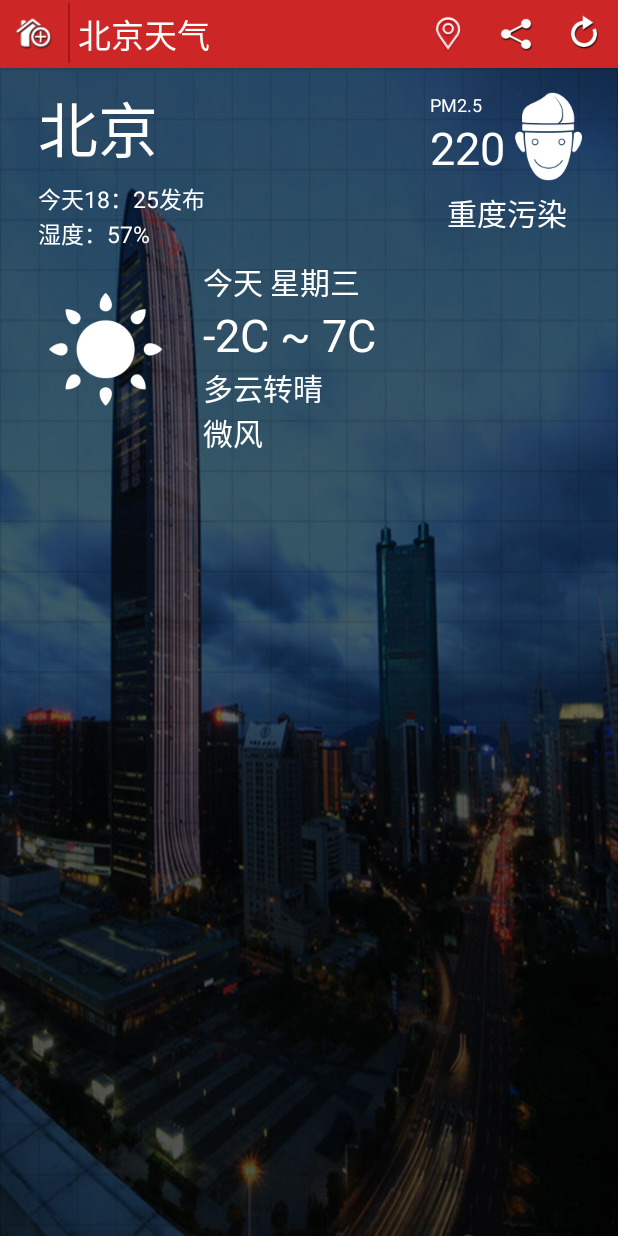
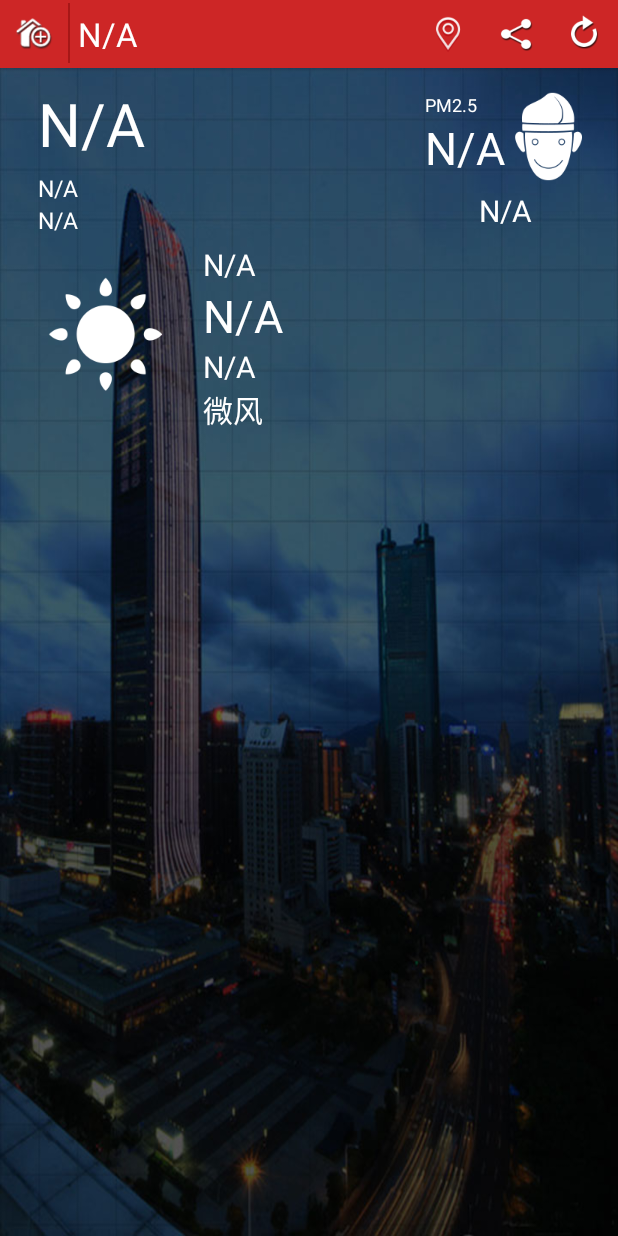
Before and after one commit to GhostTal/MiniWeather, an Android app: the screen it shows after launch (MainActivity), on a phone screen of 412 x 824 dp. Run offline under Robolectric (Android 15) with nearby library versions, the phone set to English and light mode, and no system bars.

Commit message:
update today weather data
update today weather data

```diff
--- a/app/src/main/java/com/nick/miniweather/MainActivity.java
+++ b/app/src/main/java/com/nick/miniweather/MainActivity.java
@@ -6,6 +6,7 @@ import android.os.Bundle;
 import android.util.Log;
 import android.view.View;
 import android.widget.ImageView;
+import android.widget.TextView;
 import android.widget.Toast;
 
 import com.nick.miniweather.util.NetUtil;
@@ -30,6 +31,9 @@ public class MainActivity extends Activity implements View.OnClickListener {
 
     public static final String TAG = "WeatherMainActivity";
     private ImageView mUpdateBtn;
+    private TextView cityTv, timeTv, humidityTv, weekTv, pmDataTv, pmQualityTv,
+            temperatureTv, climateTv, windTv, city_name_tv;
+    private ImageView weatherImg, pmImg;
 
     /**
      * @param savedInstanceState
@@ -41,7 +45,39 @@ public class MainActivity extends Activity implements View.OnClickListener {
 
         mUpdateBtn = (ImageView) findViewById(R.id.title_update_btn);
         mUpdateBtn.setOnClickListener(this);
+
+        initView();
     }
+
+    /**
+     * 初始化天气数据
+     */
+    void initView() {
+        city_name_tv = (TextView) findViewById(R.id.title_city_name);//标题城市天气
+        cityTv = (TextView) findViewById(R.id.city);//城市
+        timeTv = (TextView) findViewById(R.id.time);//更新时间
+        humidityTv = (TextView) findViewById(R.id.humidity);//湿度
+        weekTv = (TextView) findViewById(R.id.week_today);//星期几
+        pmDataTv = (TextView) findViewById(R.id.pm_data);//pm2.5数据
+        pmQualityTv = (TextView) findViewById(R.id.pm2_5_quality);//pm2.5质量
+        pmImg = (ImageView) findViewById(R.id.pm2_5_img);//pm2.5图片
+        temperatureTv = (TextView) findViewById(R.id.temperature);//温度
+        climateTv = (TextView) findViewById(R.id.climate);//天气
+        windTv = (TextView) findViewById(R.id.wind);//风力
+        weatherImg = (ImageView) findViewById(R.id.weather_img);//天气图片
+
+        city_name_tv.setText("N/A");
+        cityTv.setText("N/A");
+        timeTv.setText("N/A");
+        humidityTv.setText("N/A");
+        pmDataTv.setText("N/A");
+        pmQualityTv.setText("N/A");
+        weekTv.setText("N/A");
+        temperatureTv.setText("N/A");
+        climateTv.setText("N/A");
+        weekTv.setText("N/A");
+    }
+
 
 
     /**
@@ -107,6 +143,9 @@ public class MainActivity extends Activity implements View.OnClickListener {
         }).start();
     }
 
+    /**
+     * @param xmldata
+     */
     private void parseXML(String xmldata) {
 
         int windDirCount = 0;
--- a/app/src/main/res/layout/weather_info.xml
+++ b/app/src/main/res/layout/weather_info.xml
@@ -147,6 +147,7 @@
                                 android:textSize="12dp"/>
                             <!--PM2.5数值-->
                             <TextView
+                                android:id="@+id/pm_data"
                                 android:layout_width="wrap_content"
                                 android:layout_height="wrap_content"
                                 android:singleLine="true"
```
Also changed, not shown: app/src/main/java/com/nick/miniweather/bean/TodayWeather.java (added, +130 -0 lines).
